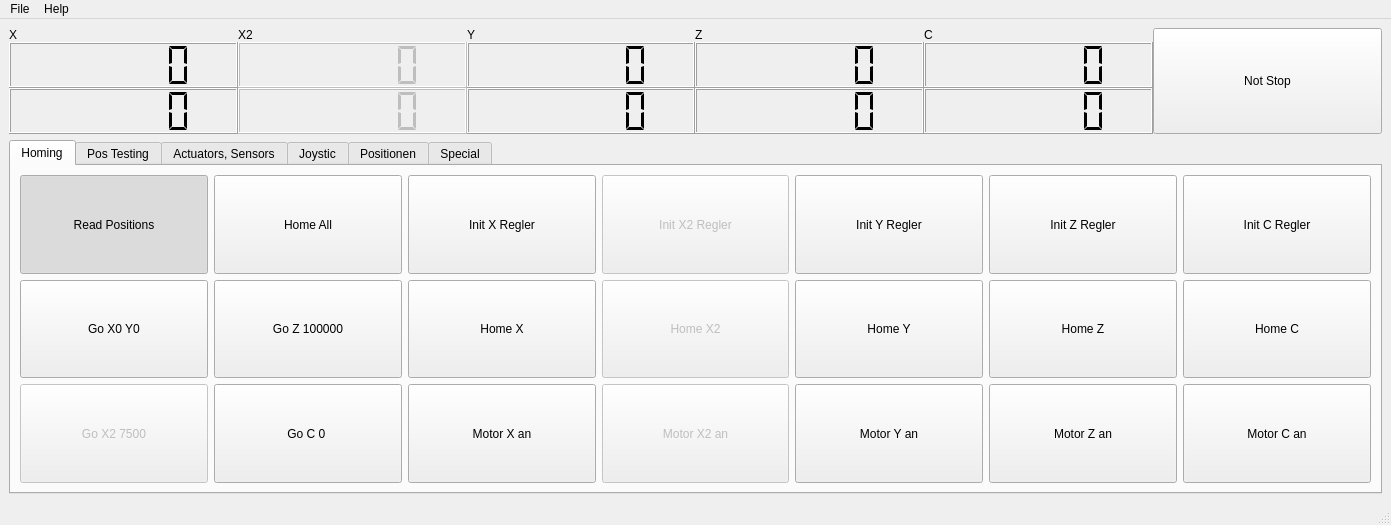
This is Gui.ui in gxurma/PythonCanSteering as Qt 5 draws it before an edit. The edited form follows.
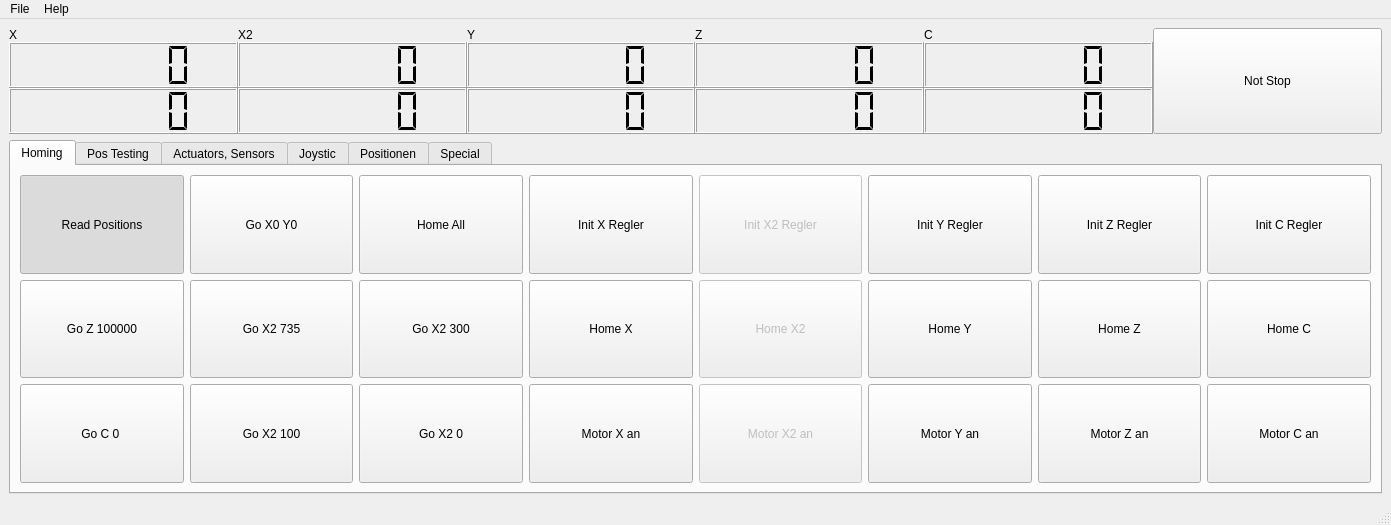
This is the edited form.

Commit message: Added printer usage

```diff
--- a/Gui.ui
+++ b/Gui.ui
@@ -52,7 +52,7 @@
       <item row="2" column="3">
        <widget class="QLCDNumber" name="lcdNumberDROPosX2f">
         <property name="enabled">
-         <bool>false</bool>
+         <bool>true</bool>
         </property>
         <property name="sizePolicy">
          <sizepolicy hsizetype="Expanding" vsizetype="Preferred">
@@ -266,7 +266,7 @@
       <item row="1" column="3">
        <widget class="QLCDNumber" name="lcdNumberDROPosX2">
         <property name="enabled">
-         <bool>false</bool>
+         <bool>true</bool>
         </property>
         <property name="sizePolicy">
          <sizepolicy hsizetype="Expanding" vsizetype="Preferred">
@@ -351,8 +351,8 @@
         <string>Homing</string>
        </attribute>
        <layout class="QGridLayout" name="gridLayout_7">
-        <item row="0" column="0">
-         <widget class="QPushButton" name="pushButtonReadPos">
+        <item row="2" column="8">
+         <widget class="QPushButton" name="pushButtonMotorCAus">
           <property name="sizePolicy">
            <sizepolicy hsizetype="Expanding" vsizetype="Expanding">
             <horstretch>0</horstretch>
@@ -360,42 +360,20 @@
            </sizepolicy>
           </property>
           <property name="text">
-           <string>Read Positions</string>
+           <string>Motor C an</string>
           </property>
           <property name="checkable">
            <bool>true</bool>
           </property>
           <property name="checked">
-           <bool>true</bool>
-          </property>
-          <property name="default">
            <bool>false</bool>
           </property>
-         </widget>
-        </item>
-        <item row="0" column="1">
-         <widget class="QPushButton" name="pushButtonHomeAll">
-          <property name="sizePolicy">
-           <sizepolicy hsizetype="Expanding" vsizetype="Expanding">
-            <horstretch>0</horstretch>
-            <verstretch>0</verstretch>
-           </sizepolicy>
-          </property>
-          <property name="text">
-           <string>Home All</string>
-          </property>
-          <property name="checkable">
-           <bool>false</bool>
-          </property>
-          <property name="checked">
-           <bool>false</bool>
-          </property>
           <property name="default">
            <bool>false</bool>
           </property>
          </widget>
         </item>
-        <item row="0" column="2">
+        <item row="0" column="4">
          <widget class="QPushButton" name="pushButtonInitX">
           <property name="sizePolicy">
            <sizepolicy hsizetype="Expanding" vsizetype="Expanding">
@@ -411,7 +389,7 @@
           </property>
          </widget>
         </item>
-        <item row="0" column="3">
+        <item row="0" column="5">
          <widget class="QPushButton" name="pushButtonInitX2">
           <property name="enabled">
            <bool>false</bool>
@@ -430,7 +408,7 @@
           </property>
          </widget>
         </item>
-        <item row="0" column="4">
+        <item row="0" column="6">
          <widget class="QPushButton" name="pushButtonInitY">
           <property name="sizePolicy">
            <sizepolicy hsizetype="Expanding" vsizetype="Expanding">
@@ -446,7 +424,7 @@
           </property>
          </widget>
         </item>
-        <item row="0" column="5">
+        <item row="0" column="7">
          <widget class="QPushButton" name="pushButtonInitZ">
           <property name="sizePolicy">
            <sizepolicy hsizetype="Expanding" vsizetype="Expanding">
@@ -462,7 +440,7 @@
           </property>
          </widget>
         </item>
-        <item row="0" column="6">
+        <item row="0" column="8">
          <widget class="QPushButton" name="pushButtonInitC">
           <property name="sizePolicy">
            <sizepolicy hsizetype="Expanding" vsizetype="Expanding">
@@ -478,39 +456,7 @@
           </property>
          </widget>
         </item>
-        <item row="1" column="0">
-         <widget class="QPushButton" name="pushButtonGoX0Y0">
-          <property name="sizePolicy">
-           <sizepolicy hsizetype="Expanding" vsizetype="Expanding">
-            <horstretch>0</horstretch>
-            <verstretch>0</verstretch>
-           </sizepolicy>
-          </property>
-          <property name="text">
-           <string>Go X0 Y0</string>
-          </property>
-          <property name="checkable">
-           <bool>false</bool>
-          </property>
-         </widget>
-        </item>
-        <item row="1" column="1">
-         <widget class="QPushButton" name="pushButtonGoZmax">
-          <property name="sizePolicy">
-           <sizepolicy hsizetype="Expanding" vsizetype="Expanding">
-            <horstretch>0</horstretch>
-            <verstretch>0</verstretch>
-           </sizepolicy>
-          </property>
-          <property name="text">
-           <string>Go Z 100000</string>
-          </property>
-          <property name="checkable">
-           <bool>false</bool>
-          </property>
-         </widget>
-        </item>
-        <item row="1" column="2">
+        <item row="1" column="4">
          <widget class="QPushButton" name="pushButtonHomeX">
           <property name="sizePolicy">
            <sizepolicy hsizetype="Expanding" vsizetype="Expanding">
@@ -526,7 +472,7 @@
           </property>
          </widget>
         </item>
-        <item row="1" column="3">
+        <item row="1" column="5">
          <widget class="QPushButton" name="pushButtonHomeX2">
           <property name="enabled">
            <bool>false</bool>
@@ -545,7 +491,7 @@
           </property>
          </widget>
         </item>
-        <item row="1" column="4">
+        <item row="1" column="6">
          <widget class="QPushButton" name="pushButtonHomeY">
           <property name="sizePolicy">
            <sizepolicy hsizetype="Expanding" vsizetype="Expanding">
@@ -561,7 +507,7 @@
           </property>
          </widget>
         </item>
-        <item row="1" column="5">
+        <item row="1" column="7">
          <widget class="QPushButton" name="pushButtonHomeZ">
           <property name="sizePolicy">
            <sizepolicy hsizetype="Expanding" vsizetype="Expanding">
@@ -577,7 +523,7 @@
           </property>
          </widget>
         </item>
-        <item row="1" column="6">
+        <item row="1" column="8">
          <widget class="QPushButton" name="pushButtonHomeC">
           <property name="sizePolicy">
            <sizepolicy hsizetype="Expanding" vsizetype="Expanding">
@@ -593,42 +539,7 @@
           </property>
          </widget>
         </item>
-        <item row="2" column="0">
-         <widget class="QPushButton" name="pushButtonGoX20">
-          <property name="enabled">
-           <bool>false</bool>
-          </property>
-          <property name="sizePolicy">
-           <sizepolicy hsizetype="Expanding" vsizetype="Expanding">
-            <horstretch>0</horstretch>
-            <verstretch>0</verstretch>
-           </sizepolicy>
-          </property>
-          <property name="text">
-           <string>Go X2 7500</string>
-          </property>
-          <property name="checkable">
-           <bool>false</bool>
-          </property>
-         </widget>
-        </item>
-        <item row="2" column="1">
-         <widget class="QPushButton" name="pushButtonGoC0">
-          <property name="sizePolicy">
-           <sizepolicy hsizetype="Expanding" vsizetype="Expanding">
-            <horstretch>0</horstretch>
-            <verstretch>0</verstretch>
-           </sizepolicy>
-          </property>
-          <property name="text">
-           <string>Go C 0 </string>
-          </property>
-          <property name="checkable">
-           <bool>false</bool>
-          </property>
-         </widget>
-        </item>
-        <item row="2" column="2">
+        <item row="2" column="4">
          <widget class="QPushButton" name="pushButtonMotorXAus">
           <property name="sizePolicy">
            <sizepolicy hsizetype="Expanding" vsizetype="Expanding">
@@ -650,7 +561,7 @@
           </property>
          </widget>
         </item>
-        <item row="2" column="3">
+        <item row="2" column="5">
          <widget class="QPushButton" name="pushButtonMotorX2Aus">
           <property name="enabled">
            <bool>false</bool>
@@ -675,7 +586,7 @@
           </property>
          </widget>
         </item>
-        <item row="2" column="4">
+        <item row="2" column="6">
          <widget class="QPushButton" name="pushButtonMotorYAus">
           <property name="sizePolicy">
            <sizepolicy hsizetype="Expanding" vsizetype="Expanding">
@@ -697,7 +608,7 @@
           </property>
          </widget>
         </item>
-        <item row="2" column="5">
+        <item row="2" column="7">
          <widget class="QPushButton" name="pushButtonMotorZAus">
           <property name="sizePolicy">
            <sizepolicy hsizetype="Expanding" vsizetype="Expanding">
@@ -719,8 +630,11 @@
           </property>
          </widget>
         </item>
-        <item row="2" column="6">
-         <widget class="QPushButton" name="pushButtonMotorCAus">
+        <item row="2" column="1">
+         <widget class="QPushButton" name="pushButtonGoX21">
+          <property name="enabled">
+           <bool>true</bool>
+          </property>
           <property name="sizePolicy">
            <sizepolicy hsizetype="Expanding" vsizetype="Expanding">
             <horstretch>0</horstretch>
@@ -728,10 +642,153 @@
            </sizepolicy>
           </property>
           <property name="text">
-           <string>Motor C an</string>
+           <string>Go X2 100</string>
           </property>
           <property name="checkable">
+           <bool>false</bool>
+          </property>
+         </widget>
+        </item>
+        <item row="0" column="0">
+         <widget class="QPushButton" name="pushButtonReadPos">
+          <property name="sizePolicy">
+           <sizepolicy hsizetype="Expanding" vsizetype="Expanding">
+            <horstretch>0</horstretch>
+            <verstretch>0</verstretch>
+           </sizepolicy>
+          </property>
+          <property name="text">
+           <string>Read Positions</string>
+          </property>
+          <property name="checkable">
            <bool>true</bool>
+          </property>
+          <property name="checked">
+           <bool>true</bool>
+          </property>
+          <property name="default">
+           <bool>false</bool>
+          </property>
+         </widget>
+        </item>
+        <item row="0" column="1">
+         <widget class="QPushButton" name="pushButtonGoX0Y0">
+          <property name="sizePolicy">
+           <sizepolicy hsizetype="Expanding" vsizetype="Expanding">
+            <horstretch>0</horstretch>
+            <verstretch>0</verstretch>
+           </sizepolicy>
+          </property>
+          <property name="text">
+           <string>Go X0 Y0</string>
+          </property>
+          <property name="checkable">
+           <bool>false</bool>
+          </property>
+         </widget>
+        </item>
+        <item row="1" column="0">
+         <widget class="QPushButton" name="pushButtonGoZmax">
+          <property name="sizePolicy">
+           <sizepolicy hsizetype="Expanding" vsizetype="Expanding">
+            <horstretch>0</horstretch>
+            <verstretch>0</verstretch>
+           </sizepolicy>
+          </property>
+          <property name="text">
+           <string>Go Z 100000</string>
+          </property>
+          <property name="checkable">
+           <bool>false</bool>
+          </property>
+         </widget>
+        </item>
+        <item row="2" column="0">
+         <widget class="QPushButton" name="pushButtonGoC0">
+          <property name="sizePolicy">
+           <sizepolicy hsizetype="Expanding" vsizetype="Expanding">
+            <horstretch>0</horstretch>
+            <verstretch>0</verstretch>
+           </sizepolicy>
+          </property>
+          <property name="text">
+           <string>Go C 0 </string>
+          </property>
+          <property name="checkable">
+           <bool>false</bool>
+          </property>
+         </widget>
+        </item>
+        <item row="2" column="2">
+         <widget class="QPushButton" name="pushButtonGoX20">
+          <property name="enabled">
+           <bool>true</bool>
+          </property>
+          <property name="sizePolicy">
+           <sizepolicy hsizetype="Expanding" vsizetype="Expanding">
+            <horstretch>0</horstretch>
+            <verstretch>0</verstretch>
+           </sizepolicy>
+          </property>
+          <property name="text">
+           <string>Go X2 0</string>
+          </property>
+          <property name="checkable">
+           <bool>false</bool>
+          </property>
+         </widget>
+        </item>
+        <item row="1" column="2">
+         <widget class="QPushButton" name="pushButtonGoX22">
+          <property name="enabled">
+           <bool>true</bool>
+          </property>
+          <property name="sizePolicy">
+           <sizepolicy hsizetype="Expanding" vsizetype="Expanding">
+            <horstretch>0</horstretch>
+            <verstretch>0</verstretch>
+           </sizepolicy>
+          </property>
+          <property name="text">
+           <string>Go X2 300</string>
+          </property>
+          <property name="checkable">
+           <bool>false</bool>
+          </property>
+         </widget>
+        </item>
+        <item row="1" column="1">
+         <widget class="QPushButton" name="pushButtonGoX23">
+          <property name="enabled">
+           <bool>true</bool>
+          </property>
+          <property name="sizePolicy">
+           <sizepolicy hsizetype="Expanding" vsizetype="Expanding">
+            <horstretch>0</horstretch>
+            <verstretch>0</verstretch>
+           </sizepolicy>
+          </property>
+          <property name="text">
+           <string>Go X2 735</string>
+          </property>
+          <property name="checkable">
+           <bool>false</bool>
+          </property>
+         </widget>
+        </item>
+        <item row="0" column="2">
+         <widget class="QPushButton" name="pushButtonHomeAll">
+          <property name="sizePolicy">
+           <sizepolicy hsizetype="Expanding" vsizetype="Expanding">
+            <horstretch>0</horstretch>
+            <verstretch>0</verstretch>
+           </sizepolicy>
+          </property>
+          <property name="text">
+           <string>Home All</string>
+          </property>
+          <property name="checkable">
+           <bool>false</bool>
           </property>
           <property name="checked">
            <bool>false</bool>
@@ -857,7 +914,7 @@
         <item row="6" column="1" colspan="2">
          <widget class="QSpinBox" name="spinBoxX2">
           <property name="enabled">
-           <bool>false</bool>
+           <bool>true</bool>
           </property>
           <property name="minimum">
            <number>-4600</number>
@@ -1009,13 +1066,13 @@
         <item row="6" column="3">
          <widget class="QSlider" name="X2set">
           <property name="enabled">
-           <bool>false</bool>
+           <bool>true</bool>
           </property>
           <property name="minimum">
-           <number>-4600</number>
+           <number>0</number>
           </property>
           <property name="maximum">
-           <number>7500</number>
+           <number>880</number>
           </property>
           <property name="pageStep">
            <number>100</number>
@@ -1024,7 +1081,7 @@
            <enum>Qt::Horizontal</enum>
           </property>
           <property name="invertedAppearance">
-           <bool>true</bool>
+           <bool>false</bool>
           </property>
           <property name="tickPosition">
            <enum>QSlider::TicksAbove</enum>
```
Left out of the diff: 9 changed lines with no effect on the pictures. The commit also changes 1 other file.
